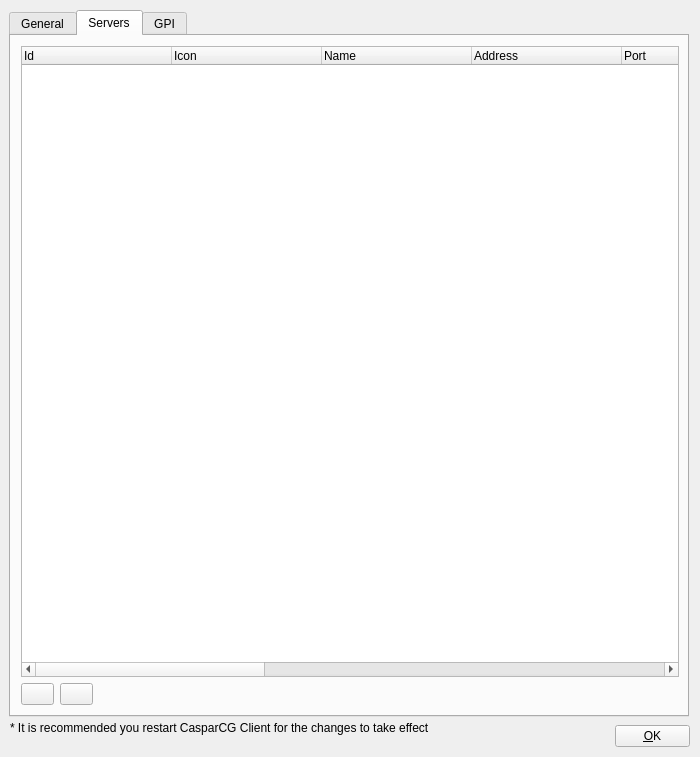
First picture: the form in src/Widgets/SettingsDialog.ui, repository CasparCG/client, before the edit.
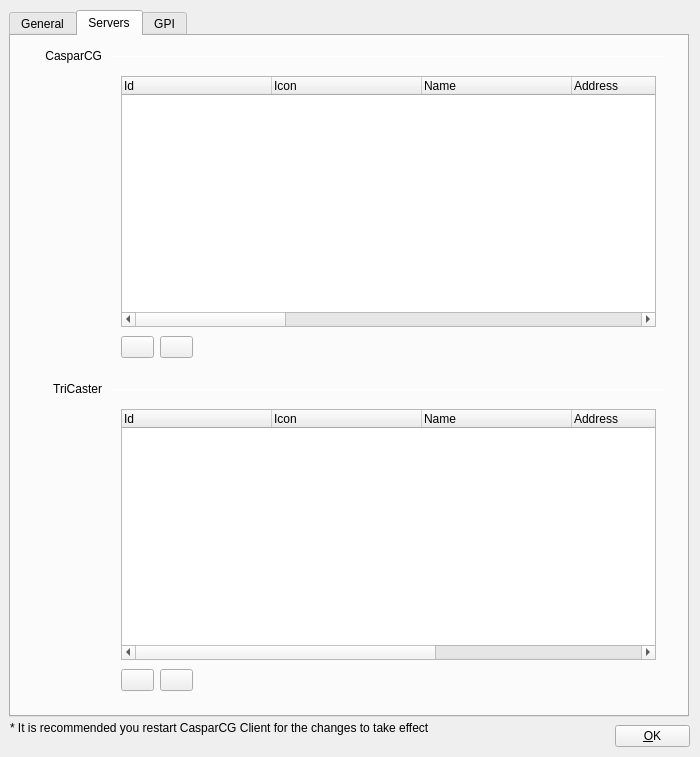
Second picture: the form after the edit. The open tabs and pages were chosen to show the change.

Commit message: TriCaster support.

What changed in the file:
```diff
--- a/src/Widgets/SettingsDialog.ui
+++ b/src/Widgets/SettingsDialog.ui
@@ -415,10 +415,10 @@
     <widget class="QTreeWidget" name="treeWidgetDevice">
      <property name="geometry">
       <rect>
-       <x>10</x>
-       <y>10</y>
-       <width>658</width>
-       <height>631</height>
+       <x>110</x>
+       <y>40</y>
+       <width>535</width>
+       <height>251</height>
       </rect>
      </property>
      <property name="focusPolicy">
@@ -503,8 +503,8 @@
     <widget class="QToolButton" name="toolButtonRemoveDevice">
      <property name="geometry">
       <rect>
-       <x>49</x>
-       <y>647</y>
+       <x>149</x>
+       <y>300</y>
        <width>33</width>
        <height>22</height>
       </rect>
@@ -525,8 +525,168 @@
     <widget class="QToolButton" name="toolButtonAddDevice">
      <property name="geometry">
       <rect>
+       <x>110</x>
+       <y>300</y>
+       <width>33</width>
+       <height>22</height>
+      </rect>
+     </property>
+     <property name="minimumSize">
+      <size>
+       <width>33</width>
+       <height>22</height>
+      </size>
+     </property>
+     <property name="font">
+      <font>
+       <weight>75</weight>
+       <bold>true</bold>
+      </font>
+     </property>
+    </widget>
+    <widget class="Line" name="lineCasparCG">
+     <property name="geometry">
+      <rect>
+       <x>100</x>
+       <y>20</y>
+       <width>555</width>
+       <height>1</height>
+      </rect>
+     </property>
+     <property name="orientation">
+      <enum>Qt::Horizontal</enum>
+     </property>
+    </widget>
+    <widget class="QLabel" name="labelCasparCG">
+     <property name="geometry">
+      <rect>
        <x>10</x>
-       <y>647</y>
+       <y>12</y>
+       <width>81</width>
+       <height>16</height>
+      </rect>
+     </property>
+     <property name="text">
+      <string>CasparCG</string>
+     </property>
+     <property name="alignment">
+      <set>Qt::AlignRight|Qt::AlignTrailing|Qt::AlignVCenter</set>
+     </property>
+    </widget>
+    <widget class="QToolButton" name="toolButtonRemoveTriCasterDevice">
+     <property name="geometry">
+      <rect>
+       <x>149</x>
+       <y>633</y>
+       <width>33</width>
+       <height>22</height>
+      </rect>
+     </property>
+     <property name="minimumSize">
+      <size>
+       <width>33</width>
+       <height>22</height>
+      </size>
+     </property>
+     <property name="font">
+      <font>
+       <weight>75</weight>
+       <bold>true</bold>
+      </font>
+     </property>
+    </widget>
+    <widget class="QTreeWidget" name="treeWidgetTriCasterDevice">
+     <property name="geometry">
+      <rect>
+       <x>110</x>
+       <y>373</y>
+       <width>535</width>
+       <height>251</height>
+      </rect>
+     </property>
+     <property name="focusPolicy">
+      <enum>Qt::NoFocus</enum>
+     </property>
+     <property name="alternatingRowColors">
+      <bool>true</bool>
+     </property>
+     <property name="rootIsDecorated">
+      <bool>false</bool>
+     </property>
+     <property name="uniformRowHeights">
+      <bool>true</bool>
+     </property>
+     <attribute name="headerDefaultSectionSize">
+      <number>150</number>
+     </attribute>
+     <attribute name="headerShowSortIndicator" stdset="0">
+      <bool>false</bool>
+     </attribute>
+     <column>
+      <property name="text">
+       <string>Id</string>
+      </property>
+     </column>
+     <column>
+      <property name="text">
+       <string>Icon</string>
+      </property>
+     </column>
+     <column>
+      <property name="text">
+       <string>Name</string>
+      </property>
+     </column>
+     <column>
+      <property name="text">
+       <string>Address</string>
+      </property>
+     </column>
+     <column>
+      <property name="text">
+       <string>Port</string>
+      </property>
+     </column>
+     <column>
+      <property name="text">
+       <string>Description</string>
+      </property>
+     </column>
+    </widget>
+    <widget class="QLabel" name="labelTriCaster">
+     <property name="geometry">
+      <rect>
+       <x>10</x>
+       <y>345</y>
+       <width>81</width>
+       <height>16</height>
+      </rect>
+     </property>
+     <property name="text">
+      <string>TriCaster</string>
+     </property>
+     <property name="alignment">
+      <set>Qt::AlignRight|Qt::AlignTrailing|Qt::AlignVCenter</set>
+     </property>
+    </widget>
+    <widget class="Line" name="lineTriCaster">
+     <property name="geometry">
+      <rect>
+       <x>100</x>
+       <y>353</y>
+       <width>555</width>
+       <height>1</height>
+      </rect>
+     </property>
+     <property name="orientation">
+      <enum>Qt::Horizontal</enum>
+     </property>
+    </widget>
+    <widget class="QToolButton" name="toolButtonAddTriCasterDevice">
+     <property name="geometry">
+      <rect>
+       <x>110</x>
+       <y>633</y>
        <width>33</width>
        <height>22</height>
       </rect>
```
Left out of the diff: 65 changed lines with no effect on the pictures. The commit also changes 54 other files.
